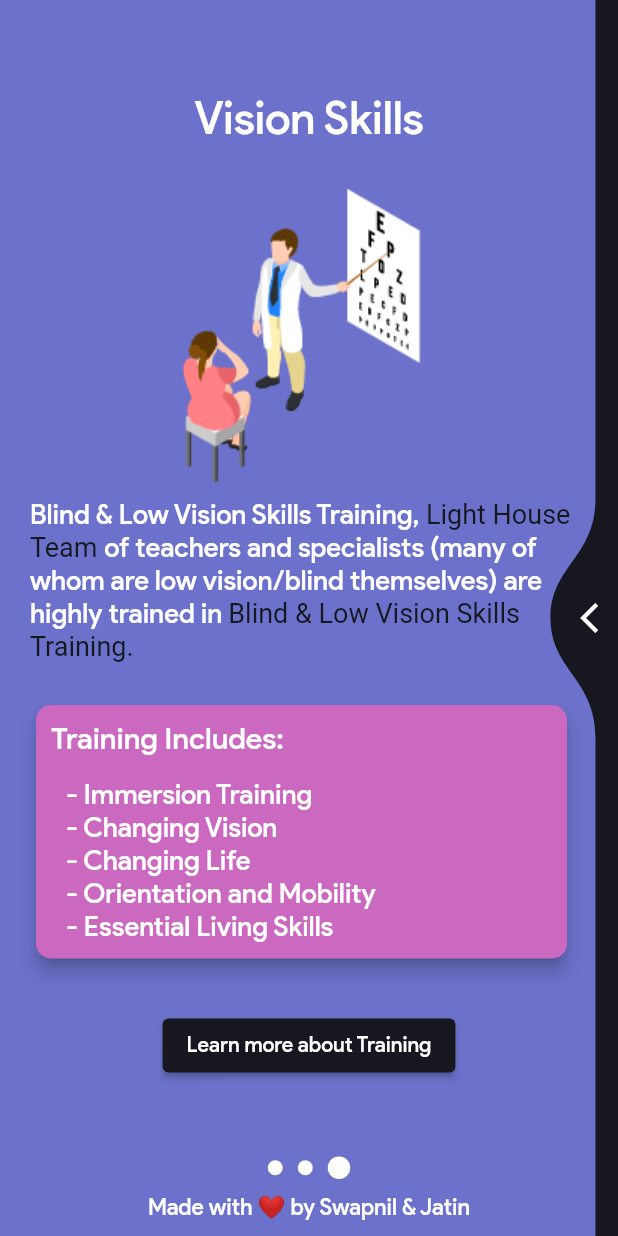
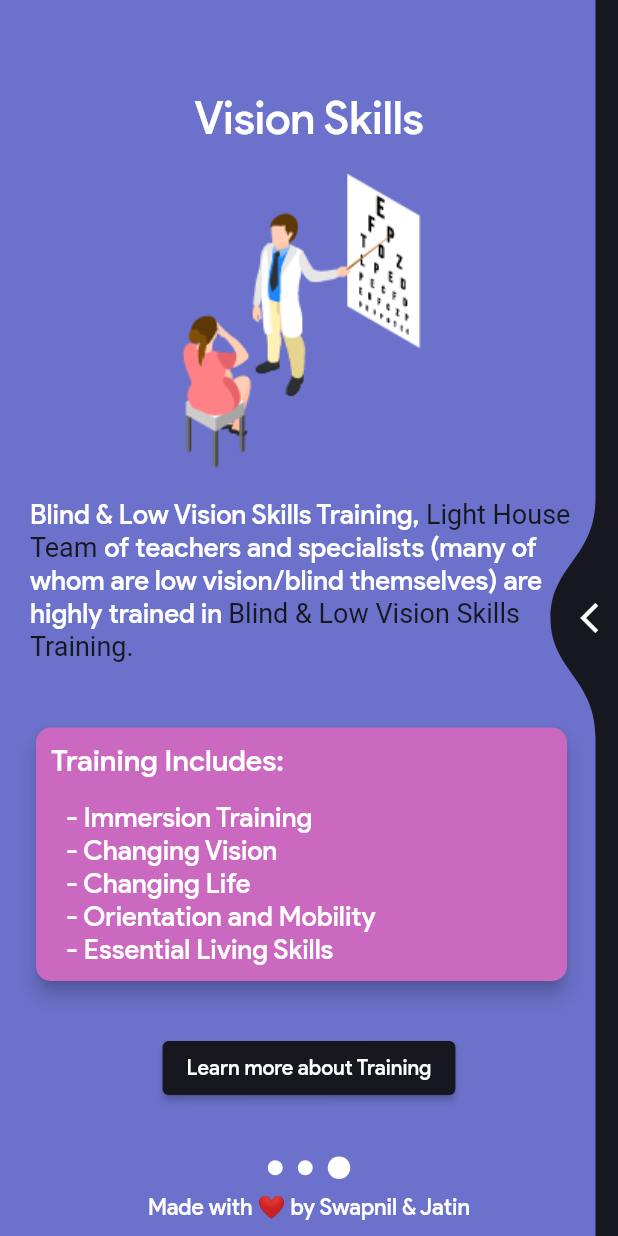
Before and after one commit to swapnilsparsh/YourEyes, a Flutter app: the screen it shows after launch, swiped to page 3, on a phone screen of 412 x 824 dp. Run offline on Flutter 3.47's test engine with Material 2 defaults, Android fonts, the phone set to English and light mode, and no system bars; drawn by our look-alikes of liquid_swipe; our stand-ins replace camera, flutter_tts, splashscreen; missing offline and left inert: telephony, tflite.

Commit message:
Spacing Added

```diff
--- a/lib/content/page1.dart
+++ b/lib/content/page1.dart
@@ -32,7 +32,7 @@
           Container(
             child: Padding(
               padding: EdgeInsets.only(
-                top: 10.0,
+                top: 20.0,
                 bottom: 5.0,
                 left: 20.0,
                 right: 30.0,
@@ -44,7 +44,7 @@
                     child: Image.asset('assets/images/Asset_1.png'),
                   ),
                   SizedBox(
-                    height: 28.0,
+                    height: 20.0,
                   ),
                   Text.rich(
                     TextSpan(
@@ -75,7 +75,7 @@
               ),
             ),
           ),
-          SizedBox(height: 20.0),
+          Spacer(),
           Column(
             children: [
               Container(
--- a/lib/content/page2.dart
+++ b/lib/content/page2.dart
@@ -80,7 +80,7 @@
               ),
             ),
           ),
-          SizedBox(height: 20.0),
+          Spacer(),
           Column(
             children: [
               Container(
--- a/lib/content/page3.dart
+++ b/lib/content/page3.dart
@@ -13,7 +13,7 @@
         mainAxisAlignment: MainAxisAlignment.center,
         crossAxisAlignment: CrossAxisAlignment.center,
         children: [
-          SizedBox(height: 30),
+          SizedBox(height: 30.0),
           Center(
             child: Padding(
               padding: EdgeInsets.only(top: 30.0),
@@ -28,11 +28,10 @@
               ),
             ),
           ),
-          SizedBox(height: 20.0),
           Container(
             child: Padding(
               padding: EdgeInsets.only(
-                top: 10.0,
+                top: 20.0,
                 bottom: 5.0,
                 left: 20.0,
                 right: 30.0,
@@ -44,7 +43,7 @@
                     child: Image.asset('assets/images/Asset_5.png'),
                   ),
                   SizedBox(
-                    height: 10.0,
+                    height: 20.0,
                   ),
                   Text.rich(
                     TextSpan(
@@ -81,7 +80,7 @@
               ),
             ),
           ),
-          SizedBox(height: 20.0),
+          Spacer(),
           Column(
             children: [
               Container(
```
